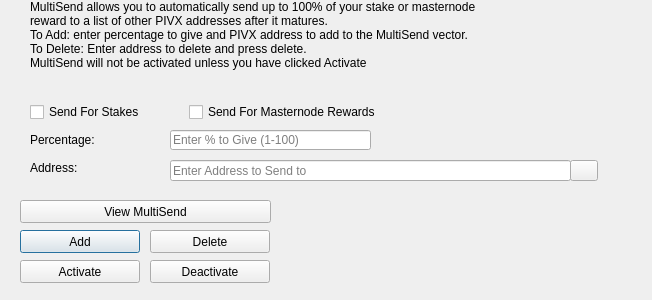
This is src/qt/forms/multisenddialog.ui in blocknetdx/blocknet as Qt 5 draws it before an edit. The edited form follows.
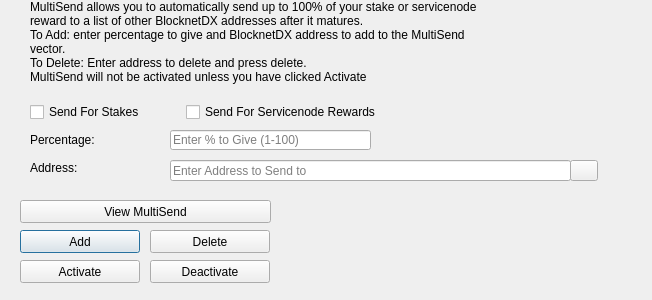
This is the edited form. Icons and pictures are not drawn.

```diff
--- a/src/qt/forms/multisenddialog.ui
+++ b/src/qt/forms/multisenddialog.ui
@@ -61,8 +61,8 @@
     <number>1</number>
    </property>
    <property name="text">
-    <string>MultiSend allows you to automatically send up to 100% of your stake or masternode reward to a list of other PIVX addresses after it matures.
-To Add: enter percentage to give and PIVX address to add to the MultiSend vector.
+    <string>MultiSend allows you to automatically send up to 100% of your stake or servicenode reward to a list of other BlocknetDX addresses after it matures.
+To Add: enter percentage to give and BlocknetDX address to add to the MultiSend vector.
 To Delete: Enter address to delete and press delete.
 MultiSend will not be activated unless you have clicked Activate</string>
    </property>
@@ -253,7 +253,7 @@
     <item>
      <widget class="QCheckBox" name="multiSendMasternodeCheckBox">
       <property name="text">
-       <string>Send For Masternode Rewards</string>
+       <string>Send For Servicenode Rewards</string>
       </property>
      </widget>
     </item>
```
Left out of the diff: 6 changed lines with no effect on the pictures.
